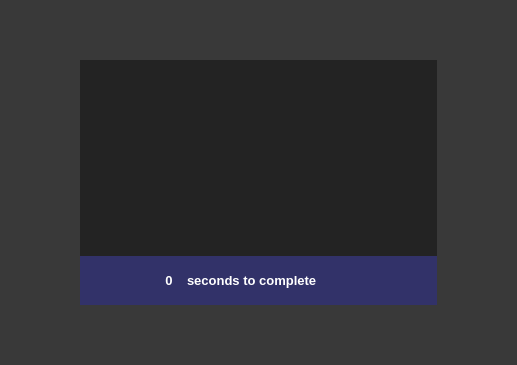
Maszz/Simple-Benchmark-python, file complete.ui: the form before one commit; both pictures show x 282 to 799 and y 190 to 555 of the 1078 by 780 pixel window.
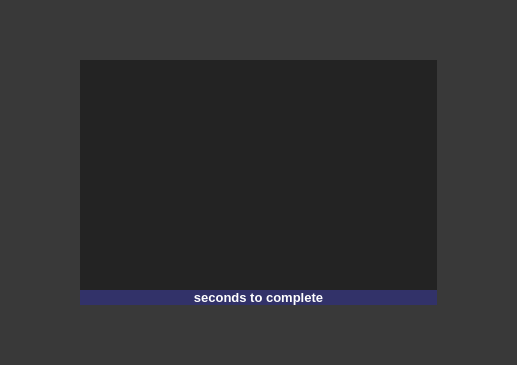
The form after the commit. Icons and pictures are not drawn.

What changed in the file:
```diff
--- a/complete.ui
+++ b/complete.ui
@@ -91,7 +91,7 @@
      </property>
      <layout class="QGridLayout" name="gridLayout" rowstretch="1,1,1,0" columnstretch="1,1,1">
       <item row="1" column="1">
-       <layout class="QGridLayout" name="gridLayout_2" rowstretch="4,1" columnstretch="0">
+       <layout class="QGridLayout" name="gridLayout_2" rowstretch="4,0" columnstretch="0">
         <property name="spacing">
          <number>0</number>
         </property>
@@ -109,28 +109,8 @@
          </widget>
         </item>
         <item row="1" column="0">
-         <layout class="QGridLayout" name="gridLayout_3" columnstretch="2,1,7">
+         <layout class="QGridLayout" name="gridLayout_3" columnstretch="2">
           <item row="0" column="0">
-           <widget class="QLabel" name="emptybox3">
-            <property name="font">
-             <font>
-              <family>Segoe UI</family>
-              <pointsize>9</pointsize>
-             </font>
-            </property>
-            <property name="styleSheet">
-             <string notr="true">background-color: rgba(46, 46, 140, 150);
-color: rgb(255, 255, 255);</string>
-            </property>
-            <property name="text">
-             <string/>
-            </property>
-            <property name="alignment">
-             <set>Qt::AlignCenter</set>
-            </property>
-           </widget>
-          </item>
-          <item row="0" column="2">
            <widget class="QLabel" name="label_2">
             <property name="font">
              <font>
@@ -146,28 +126,6 @@
             </property>
             <property name="text">
              <string>seconds to complete</string>
-            </property>
-            <property name="alignment">
-             <set>Qt::AlignLeading|Qt::AlignLeft|Qt::AlignVCenter</set>
-            </property>
-           </widget>
-          </item>
-          <item row="0" column="1">
-           <widget class="QLabel" name="timetobenchmark">
-            <property name="font">
-             <font>
-              <family>Segoe UI</family>
-              <pointsize>10</pointsize>
-              <weight>75</weight>
-              <bold>true</bold>
-             </font>
-            </property>
-            <property name="styleSheet">
-             <string notr="true">background-color: rgba(46, 46, 140, 150);
-color: rgb(255, 255, 255);</string>
-            </property>
-            <property name="text">
-             <string>0</string>
             </property>
             <property name="alignment">
              <set>Qt::AlignCenter</set>
```
